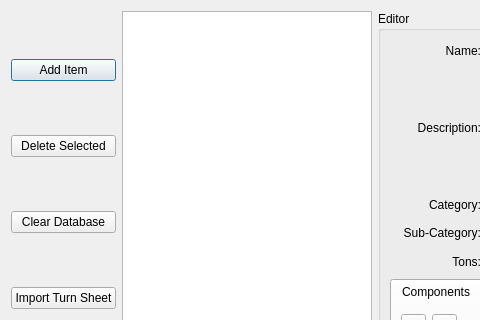
The window that dialogs/ItemBrowser.ui (Ramblurr/SupernovaAssistant) describes before a commit, drawn with Qt 5; both pictures show x 0 to 480 and y 0 to 320 of the 794 by 526 pixel window.
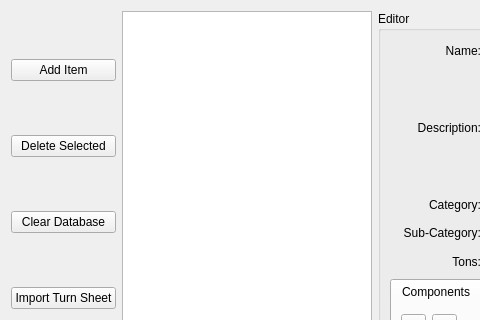
The same window after the commit. Icons and pictures are not drawn. Custom widgets are drawn as their Qt base class.

Commit message: MainWindow: Remove system of dialogs, the app is now contained in just one window.

```diff
--- a/dialogs/ItemBrowser.ui
+++ b/dialogs/ItemBrowser.ui
@@ -1,7 +1,7 @@
 <?xml version="1.0" encoding="UTF-8"?>
 <ui version="4.0">
  <class>ItemBrowser</class>
- <widget class="QDialog" name="ItemBrowser">
+ <widget class="QWidget" name="ItemBrowser">
   <property name="geometry">
    <rect>
     <x>0</x>
```
The commit also changes 14 other files.
